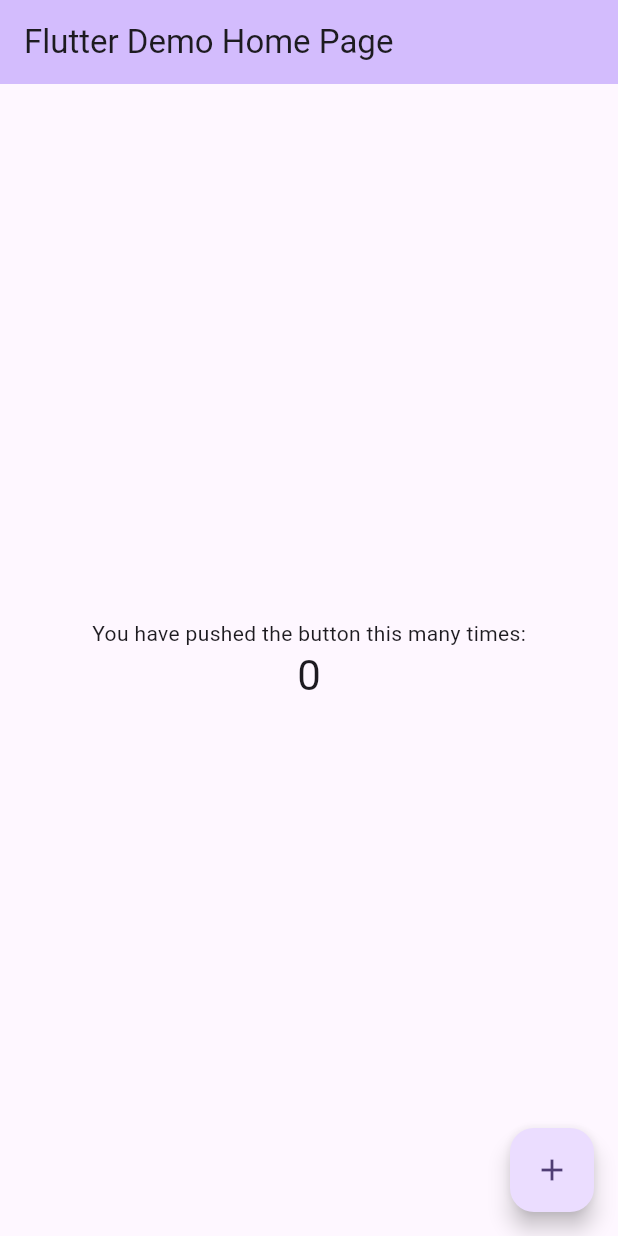
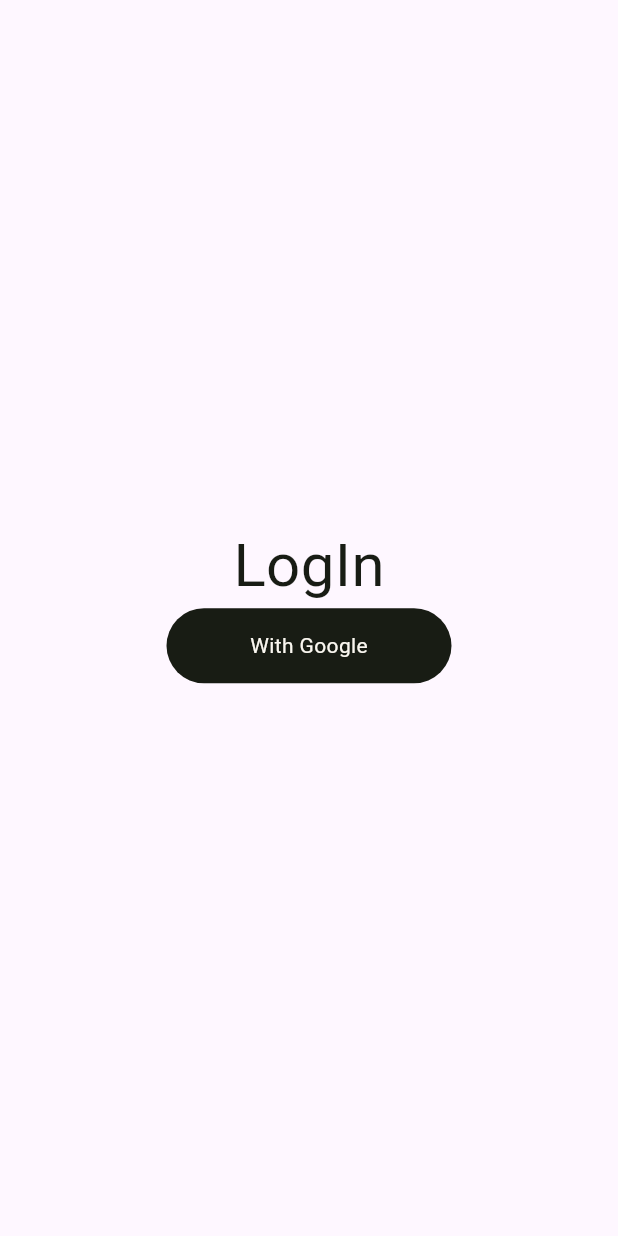
Before and after one commit to mohammedafreedps/Timetable-generator, a Flutter app: the screen it shows after launch, on a phone screen of 412 x 824 dp. Run offline on Flutter 3.47's test engine with Material 3 defaults, Android fonts, the light colour scheme and no system bars; our stand-ins replace bloc, firebase_auth, firebase_core, flutter_bloc, google_sign_in; accounts and stored records are empty.

Commit message:
Login added

```diff
--- /dev/null
+++ b/lib/blocs/auth_blocs/auth_bloc.dart
@@ -0,0 +1,80 @@
+import 'package:bloc/bloc.dart';
+import 'package:firebase_auth/firebase_auth.dart';
+import 'package:google_sign_in/google_sign_in.dart';
+import 'package:meta/meta.dart';
+
+part 'auth_event.dart';
+part 'auth_state.dart';
+
+class AuthBloc extends Bloc<AuthEvent, AuthState> {
+  final FirebaseAuth _firebaseAuth = FirebaseAuth.instance;
+  final GoogleSignIn _googleSignIn = GoogleSignIn();
+
+  AuthBloc() : super(AuthInitial()) {
+
+    // Listen to Firebase Authentication State changes
+    on<CheckForAuthentication>((event, emit) {
+      _firebaseAuth.authStateChanges().listen((User? user) {
+        print(user);
+        if (user == null) {
+          emit(UnAuthenticatedState());
+        } else {
+          emit(AuthenticatedState());
+        }
+      });
+    });
+
+    // Manually Check Authentication
+    on<MannualCheckForAuthentication>((event, emit) async {
+
+      User? user = _firebaseAuth.currentUser;
+      if (user == null) {
+        emit(UnAuthenticatedState());
+      } else {
+        emit(AuthenticatedState());
+      }
+
+    });
+
+    // Trigger the authentication check initially
+    add(MannualCheckForAuthentication());
+    // add(CheckForAuthentication());
+
+    // Handle Google Sign-In Button Press
+    on<SignInWithGoogleButtonPressed>((event, emit) async {
+      emit(AuthLoadingState()); // Emit loading state during sign-in process
+      try {
+        final GoogleSignInAccount? googleUser = await _googleSignIn.signIn();
+
+        if (googleUser == null) {
+          // User canceled the sign-in
+          emit(UnAuthenticatedState());
+          return;
+        }
+
+        // Get Google Auth credentials (access token and ID token)
+        final GoogleSignInAuthentication googleAuth = await googleUser.authentication;
+
+        // Create a new credential using Google auth
+        final AuthCredential credential = GoogleAuthProvider.credential(
+          accessToken: googleAuth.accessToken,
+          idToken: googleAuth.idToken,
+        );
+
+        // Sign in to Firebase with the Google credential
+        await _firebaseAuth.signInWithCredential(credential);
+
+        // After successful sign-in, emit AuthenticatedState
+        add(MannualCheckForAuthentication());
+      } catch (e) {
+        // emit(AuthFailureState(e.toString())); // Handle any errors
+      }
+    });
+
+    on<SignOutButtonPressedEvent>((event,emit)async{
+      emit(AuthLoadingState());
+      await _firebaseAuth.signOut();
+      emit(AuthLodedState());
+    });
+  }
+}
--- /dev/null
+++ b/lib/blocs/auth_blocs/auth_event.dart
@@ -0,0 +1,12 @@
+part of 'auth_bloc.dart';
+
+@immutable
+sealed class AuthEvent {}
+
+class CheckForAuthentication extends AuthEvent{}
+
+class MannualCheckForAuthentication extends AuthEvent{}
+
+class SignInWithGoogleButtonPressed extends AuthEvent{}
+
+class SignOutButtonPressedEvent extends AuthEvent{}
--- /dev/null
+++ b/lib/blocs/auth_blocs/auth_state.dart
@@ -0,0 +1,14 @@
+part of 'auth_bloc.dart';
+
+@immutable
+sealed class AuthState {}
+
+final class AuthInitial extends AuthState {}
+
+class AuthenticatedState extends AuthState{}
+
+class UnAuthenticatedState extends AuthState{}
+
+class AuthLoadingState extends AuthState{}
+
+class AuthLodedState extends AuthState{}
--- /dev/null
+++ b/lib/blocs/blocs.dart
@@ -0,0 +1 @@
+export 'auth_blocs/auth_bloc.dart';
--- a/lib/main.dart
+++ b/lib/main.dart
@@ -1,125 +1,43 @@
+import 'package:firebase_core/firebase_core.dart';
 import 'package:flutter/material.dart';
+import 'package:flutter_bloc/flutter_bloc.dart';
+import 'package:ttg/screens/home_screen/home_screen.dart';
+import 'package:ttg/screens/login_screen/login_screen.dart';
 
-void main() {
+import 'blocs/blocs.dart';
+
+void main() async {
+  WidgetsFlutterBinding.ensureInitialized();
+  await Firebase.initializeApp();
   runApp(const MyApp());
 }
 
 class MyApp extends StatelessWidget {
   const MyApp({super.key});
 
-  // This widget is the root of your application.
   @override
   Widget build(BuildContext context) {
     return MaterialApp(
-      title: 'Flutter Demo',
-      theme: ThemeData(
-        // This is the theme of your application.
-        //
-        // TRY THIS: Try running your application with "flutter run". You'll see
-        // the application has a purple toolbar. Then, without quitting the app,
-        // try changing the seedColor in the colorScheme below to Colors.green
-        // and then invoke "hot reload" (save your changes or press the "hot
-        // reload" button in a Flutter-supported IDE, or press "r" if you used
-        // the command line to start the app).
-        //
-        // Notice that the counter didn't reset back to zero; the application
-        // state is not lost during the reload. To reset the state, use hot
-        // restart instead.
-        //
-        // This works for code too, not just values: Most code changes can be
-        // tested with just a hot reload.
-        colorScheme: ColorScheme.fromSeed(seedColor: Colors.deepPurple),
-        useMaterial3: true,
+      home: MultiBlocProvider(
+        providers: [
+          BlocProvider(
+            create: (context) => AuthBloc(),
+          ),
+          // BlocProvider(
+          //   create: (context) => LoginBloc(),
+          // ),
+        ],
+        child: BlocBuilder<AuthBloc, AuthState>(
+          builder: (context, state) {
+            if(state is AuthenticatedState){
+              return HomeScreen();
+            }
+            else{
+              return LoginScreen();
+            }
+          },
+        ),
       ),
-      home: const MyHomePage(title: 'Flutter Demo Home Page'),
     );
   }
 }
-
-class MyHomePage extends StatefulWidget {
-  const MyHomePage({super.key, required this.title});
-
-  // This widget is the home page of your application. It is stateful, meaning
-  // that it has a State object (defined below) that contains fields that affect
-  // how it looks.
-
-  // This class is the configuration for the state. It holds the values (in this
-  // case the title) provided by the parent (in this case the App widget) and
-  // used by the build method of the State. Fields in a Widget subclass are
-  // always marked "final".
-
-  final String title;
-
-  @override
-  State<MyHomePage> createState() => _MyHomePageState();
-}
-
-class _MyHomePageState extends State<MyHomePage> {
-  int _counter = 0;
-
-  void _incrementCounter() {
-    setState(() {
-      // This call to setState tells the Flutter framework that something has
-      // changed in this State, which causes it to rerun the build method below
-      // so that the display can reflect the updated values. If we changed
-      // _counter without calling setState(), then the build method would not be
-      // called again, and so nothing would appear to happen.
-      _counter++;
-    });
-  }
-
-  @override
-  Widget build(BuildContext context) {
-    // This method is rerun every time setState is called, for instance as done
-    // by the _incrementCounter method above.
-    //
-    // The Flutter framework has been optimized to make rerunning build methods
-    // fast, so that you can just rebuild anything that needs updating rather
-    // than having to individually change instances of widgets.
-    return Scaffold(
-      appBar: AppBar(
-        // TRY THIS: Try changing the color here to a specific color (to
-        // Colors.amber, perhaps?) and trigger a hot reload to see the AppBar
-        // change color while the other colors stay the same.
-        backgroundColor: Theme.of(context).colorScheme.inversePrimary,
-        // Here we take the value from the MyHomePage object that was created by
-        // the App.build method, and use it to set our appbar title.
-        title: Text(widget.title),
-      ),
-      body: Center(
-        // Center is a layout widget. It takes a single child and positions it
-        // in the middle of the parent.
-        child: Column(
-          // Column is also a layout widget. It takes a list of children and
-          // arranges them vertically. By default, it sizes itself to fit its
-          // children horizontally, and tries to be as tall as its parent.
-          //
-          // Column has various properties to control how it sizes itself and
-          // how it positions its children. Here we use mainAxisAlignment to
-          // center the children vertically; the main axis here is the vertical
-          // axis because Columns are vertical (the cross axis would be
-          // horizontal).
-          //
-          // TRY THIS: Invoke "debug painting" (choose the "Toggle Debug Paint"
-          // action in the IDE, or press "p" in the console), to see the
-          // wireframe for each widget.
-          mainAxisAlignment: MainAxisAlignment.center,
-          children: <Widget>[
-            const Text(
-              'You have pushed the button this many times:',
-            ),
-            Text(
-              '$_counter',
-              style: Theme.of(context).textTheme.headlineMedium,
-            ),
-          ],
-        ),
-      ),
-      floatingActionButton: FloatingActionButton(
-        onPressed: _incrementCounter,
-        tooltip: 'Increment',
-        child: const Icon(Icons.add),
-      ), // This trailing comma makes auto-formatting nicer for build methods.
-    );
-  }
-}
--- /dev/null
+++ b/lib/screens/login_screen/login_screen.dart
@@ -0,0 +1,47 @@
+import 'package:flutter/foundation.dart';
+import 'package:flutter/material.dart';
+import 'package:flutter/widgets.dart';
+import 'package:flutter_bloc/flutter_bloc.dart';
+import 'package:ttg/blocs/blocs.dart';
+import 'package:ttg/main.dart';
+import 'package:ttg/styles/app_styles.dart';
+import 'package:ttg/widgets/app_button.dart';
+
+class LoginScreen extends StatelessWidget {
+  const LoginScreen({super.key});
+
+  @override
+  Widget build(BuildContext context) {
+    return Scaffold(
+      body: Center(
+        child: Column(
+          mainAxisAlignment: MainAxisAlignment.center,
+          children: [
+            Text(
+              'LogIn',
+              style: AppTextStyles.secondaryStyle.copyWith(fontSize: 40),
+            ),
+            AppButton(
+              lable: 'With Google',
+              function: () {
+                context.read<AuthBloc>().add(SignInWithGoogleButtonPressed());
+              },
+            ),
+            SizedBox(height: 20,),
+            BlocBuilder<AuthBloc, AuthState>(
+              builder: (context, state) {
+                if(state is AuthLoadingState){
+                return CircularProgressIndicator(color: AppColors.primaryColor,);
+                }else if(state is AuthLodedState){
+                  return Container();
+                }else{
+                  return Container();
+                }
+              },
+            )
+          ],
+        ),
+      ),
+    );
+  }
+}
--- /dev/null
+++ b/lib/styles/app_colors.dart
@@ -0,0 +1,6 @@
+import 'package:flutter/material.dart';
+
+class AppColors {
+  static Color primaryColor = Color.fromARGB(255, 24, 28, 20);
+  static Color secondaryColor = Color.fromARGB(255, 250, 247, 240);
+}
--- /dev/null
+++ b/lib/styles/app_styles.dart
@@ -0,0 +1,2 @@
+export 'app_colors.dart';
+export 'text_styles.dart';
--- /dev/null
+++ b/lib/styles/text_styles.dart
@@ -0,0 +1,8 @@
+
+import 'package:flutter/material.dart';
+import 'package:ttg/styles/app_styles.dart';
+
+class AppTextStyles {
+  static TextStyle primaryStyle = TextStyle(color: AppColors.secondaryColor);
+  static TextStyle secondaryStyle = TextStyle(color: AppColors.primaryColor);
+}
--- /dev/null
+++ b/lib/utils/constants.dart
@@ -0,0 +1,3 @@
+class BorderRadiouses{
+  static double buttonRadious = 40;
+}
--- /dev/null
+++ b/lib/widgets/app_button.dart
@@ -0,0 +1,31 @@
+import 'package:flutter/material.dart';
+import 'package:ttg/styles/app_styles.dart';
+import 'package:ttg/utils/constants.dart';
+
+
+class AppButton extends StatelessWidget {
+  double width;
+  double height;
+  String lable;
+  Function? function;
+  AppButton({required this.lable,this.width = 190,this.height = 50,this.function});
+
+  @override
+  Widget build(BuildContext context) {
+    return InkWell(
+      onTap: (){
+        if(function!= null){
+          function!();
+        }
+      },
+      child: Container(
+        width: width,
+        height: height,
+        decoration: BoxDecoration(color: AppColors.primaryColor,borderRadius: BorderRadius.circular(BorderRadiouses.buttonRadious)),
+        child: Center(
+          child: Text(lable,style: AppTextStyles.primaryStyle,),
+        ),
+      ),
+    );
+  }
+}
--- a/pubspec.yaml
+++ b/pubspec.yaml
@@ -36,6 +36,9 @@
   # Use with the CupertinoIcons class for iOS style icons.
   cupertino_icons: ^1.0.8
   firebase_core: ^3.6.0
+  flutter_bloc: ^8.1.6
+  google_sign_in: ^6.2.1
+  firebase_auth: ^5.3.1
 
 dev_dependencies:
   flutter_test:
```
Also changed, not shown: lib/screens/home_screen/home_screen.dart (added, +21 -0 lines), pubspec.lock, 4 other files.
